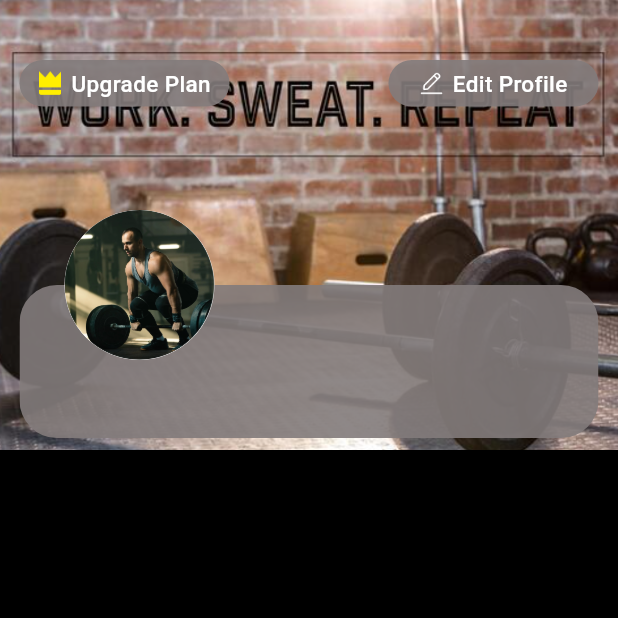
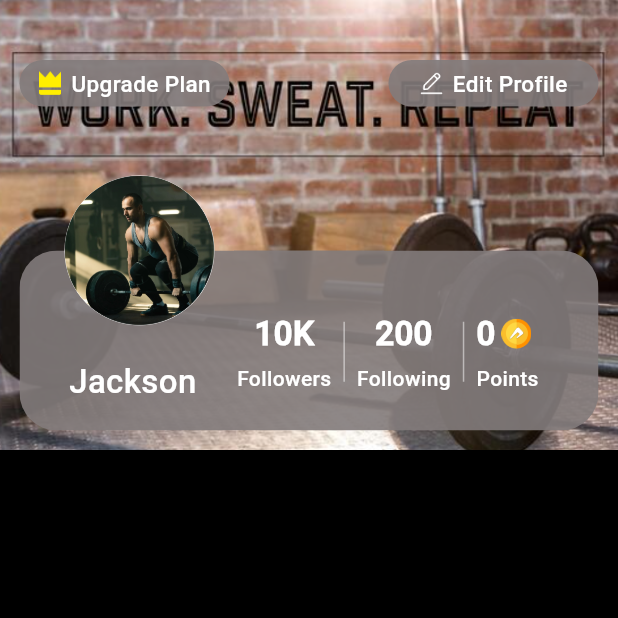
Before and after one commit to mohitrajsinghit/Activeai, a Flutter app: the ProfileView screen opened directly, on a phone screen of 412 x 824 dp, the top half of it. Run offline on Flutter 3.47's test engine with Material 3 defaults, Android fonts, the phone set to English and light mode, and no system bars; our stand-ins replace intl_phone_field, smooth_page_indicator, video_player.

Commit message:
half profile

```diff
--- a/lib/main.dart
+++ b/lib/main.dart
@@ -1,13 +1,4 @@
-import 'package:activeai/view/Main_Tab_Page/Diet/breakfast/hard_boiled_egg.dart';
-import 'package:activeai/view/Main_Tab_Page/Diet/diet_view.dart';
-import 'package:activeai/view/Main_Tab_Page/Home/home_view.dart';
-import 'package:activeai/view/Main_Tab_Page/Profile/profile_view.dart';
-import 'package:activeai/view/Main_Tab_Page/Workout/workout/dumbbellInclineflyespage.dart';
-import 'package:activeai/view/Main_Tab_Page/Workout/workout_view.dart';
-import 'package:activeai/view/complete_profile/dob.dart';
-import 'package:activeai/view/complete_profile/what_is_your_goal.dart';
-import 'package:activeai/view/login/login_with_mobile.dart';
-import 'package:activeai/view/main_tab/main_tab_view.dart';
+
 import 'package:activeai/view/on_boarding/started_view.dart';
 import 'package:flutter/material.dart';
 
@@ -28,7 +19,7 @@ class MyApp extends StatelessWidget {
         fontFamily: "Roboto",
         useMaterial3: true,
       ),
-      home: const ProfileView(),
+      home: const StartedView(),
     );
   }
 }
--- a/lib/view/Main_Tab_Page/Profile/profile_view.dart
+++ b/lib/view/Main_Tab_Page/Profile/profile_view.dart
@@ -46,11 +46,14 @@ class _ProfileViewState extends State<ProfileView> {
           Positioned(
             left: 13,
             right: 13,
-            top: 190,
+            top: 167,
             child: _buildBox2(
-
-              profileImage:
-                  'assets/img/profile_circle_image.png',
+              profileImage: 'assets/img/profile_circle_image.png',
+              username: 'Jackson',
+              followers: '10K',
+              following: '200',
+              points: '0',
+              pointsImage: 'assets/img/coin.png', // Path to the coin image
             ),
           ),
         ],
@@ -92,8 +95,12 @@ class _ProfileViewState extends State<ProfileView> {
   }
 
   Widget _buildBox2({
-
     required String profileImage,
+    required String username,
+    required String followers,
+    required String following,
+    required String points,
+    required String pointsImage,
   }) {
     return Stack(
       clipBehavior: Clip.none,
@@ -102,18 +109,58 @@ class _ProfileViewState extends State<ProfileView> {
           clipper: HalfMoonClipper(),
           child: Container(
             width: 404,
-            height: 102,
+            height: 120,
             padding: const EdgeInsets.symmetric(horizontal: 8.0),
             decoration: BoxDecoration(
               color: Color.fromARGB(255, 130, 123, 123).withOpacity(0.9),
               borderRadius: BorderRadius.circular(25),
             ),
-            child: Row(
+            child: Column(
               mainAxisAlignment: MainAxisAlignment.center,
+              crossAxisAlignment: CrossAxisAlignment.start,
               children: [
-                //content here
-
-
+                const SizedBox(height: 15),
+                Row(
+                  children: [
+                    Padding(
+                      padding: const EdgeInsets.only(
+                          left: 25, top: 40), // Add padding to the username
+                      child: Text(
+                        username,
+                        style: const TextStyle(
+                          fontSize: 22,
+                          fontWeight: FontWeight.w400,
+                          color: Colors.white,
+                        ),
+                        overflow: TextOverflow.ellipsis,
+                      ),
+                    ),
+                    const SizedBox(
+                        width:
+                            27), // Add a gap between the username and the stats
+                    Expanded(
+                      child: Column(
+                        mainAxisAlignment: MainAxisAlignment.center,
+                        crossAxisAlignment: CrossAxisAlignment.start,
+                        children: [
+                          Row(
+                            mainAxisAlignment: MainAxisAlignment.start,
+                            children: [
+                              _buildStatColumn(followers, 'Followers'),
+                              _buildDivider(),
+                              _buildStatColumn(following, 'Following'),
+                              _buildDivider(),
+                              Expanded(
+                                child: _buildStatWithIcon(
+                                    points, 'Points', pointsImage),
+                              ),
+                            ],
+                          ),
+                        ],
+                      ),
+                    ),
+                  ],
+                ),
               ],
             ),
           ),
@@ -130,6 +177,80 @@ class _ProfileViewState extends State<ProfileView> {
       ],
     );
   }
+
+  Widget _buildStatColumn(String count, String label) {
+    return Column(
+      crossAxisAlignment: CrossAxisAlignment.center,
+      children: [
+        Text(
+          count,
+          style: const TextStyle(
+            fontSize: 22,
+            fontWeight: FontWeight.bold,
+            color: Colors.white,
+          ),
+          overflow: TextOverflow.ellipsis,
+        ),
+        const SizedBox(height: 4),
+        Text(
+          label,
+          style: const TextStyle(
+            fontSize: 14,
+            fontWeight: FontWeight.normal,
+            color: Colors.white,
+          ),
+          overflow: TextOverflow.ellipsis,
+        ),
+      ],
+    );
+  }
+
+  Widget _buildStatWithIcon(String value, String label, String iconPath) {
+    return Column(
+      crossAxisAlignment: CrossAxisAlignment.start,
+      children: [
+        Row(
+          children: [
+            Text(
+              value,
+              style: const TextStyle(
+                fontSize: 22,
+                fontWeight: FontWeight.bold,
+                color: Colors.white,
+              ),
+              overflow: TextOverflow.ellipsis,
+            ),
+            const SizedBox(width: 4),
+            Image.asset(
+              iconPath,
+              width: 20,
+              height: 20,
+              fit: BoxFit.contain,
+            ),
+          ],
+        ),
+        const SizedBox(height: 4),
+        Text(
+          label,
+          style: const TextStyle(
+            fontSize: 14,
+            fontWeight: FontWeight.normal,
+            color: Colors.white,
+          ),
+          overflow: TextOverflow.ellipsis,
+        ),
+      ],
+    );
+  }
+
+  Widget _buildDivider() {
+    return Container(
+      height: 40,
+      width: 1,
+      color: Colors.white.withOpacity(0.5),
+      margin: const EdgeInsets.symmetric(horizontal: 8.0),
+    );
+  }
 }
 
 class HalfMoonClipper extends CustomClipper<Path> {
@@ -139,8 +260,11 @@ class HalfMoonClipper extends CustomClipper<Path> {
     path.lineTo(0, size.height);
     path.lineTo(size.width, size.height);
     path.lineTo(size.width, 0);
-    path.addArc(Rect.fromCircle(center: Offset(size.width / 2, 0), radius: 50),
-        0, -3.14);
+    path.addArc(
+      Rect.fromCircle(center: Offset(size.width / 2, 0), radius: 50),
+      0,
+      -3.14,
+    );
     path.close();
     return path;
   }
```
Also changed, not shown: assets/img/coin.png (added).
